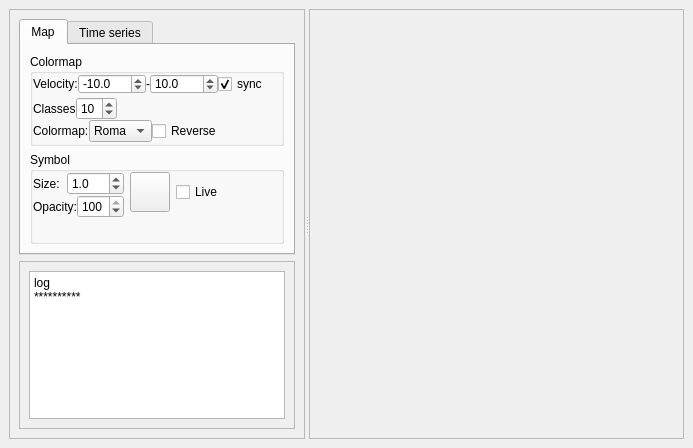
Qt form insar_explorer_dockwidget_base.ui (luhipi/insar-explorer) before a commit.
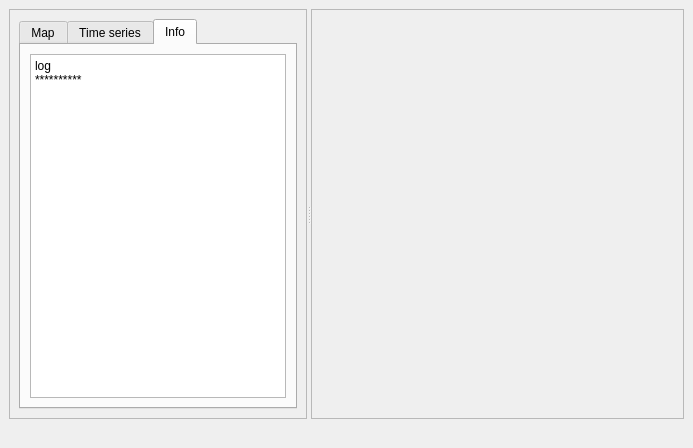
The same form after that commit. Icons and pictures are not drawn.

Commit message: add message bar to the widget. Move info text box to info tab.

```diff
--- a/insar_explorer_dockwidget_base.ui
+++ b/insar_explorer_dockwidget_base.ui
@@ -66,7 +66,7 @@
              <x>0</x>
              <y>0</y>
              <width>369</width>
-             <height>400</height>
+             <height>374</height>
             </rect>
            </property>
            <layout class="QVBoxLayout" name="verticalLayout">
@@ -79,7 +79,7 @@
                </sizepolicy>
               </property>
               <property name="currentIndex">
-               <number>0</number>
+               <number>2</number>
               </property>
               <widget class="QWidget" name="tab_2">
                <attribute name="title">
@@ -942,6 +942,30 @@
                 </item>
                </layout>
               </widget>
+              <widget class="QWidget" name="tab">
+               <attribute name="title">
+                <string>Info</string>
+               </attribute>
+               <layout class="QVBoxLayout" name="verticalLayout_3">
+                <item>
+                 <widget class="QPlainTextEdit" name="te_info">
+                  <property name="enabled">
+                   <bool>true</bool>
+                  </property>
+                  <property name="readOnly">
+                   <bool>true</bool>
+                  </property>
+                  <property name="plainText">
+                   <string>log
+**********</string>
+                  </property>
+                  <property name="overwriteMode">
+                   <bool>false</bool>
+                  </property>
+                 </widget>
+                </item>
+               </layout>
+              </widget>
              </widget>
             </item>
             <item>
@@ -960,48 +984,6 @@
               </property>
              </spacer>
             </item>
-            <item>
-             <widget class="QScrollArea" name="scrollArea_2">
-              <property name="sizePolicy">
-               <sizepolicy hsizetype="Preferred" vsizetype="Preferred">
-                <horstretch>0</horstretch>
-                <verstretch>0</verstretch>
-               </sizepolicy>
-              </property>
-              <property name="widgetResizable">
-               <bool>true</bool>
-              </property>
-              <widget class="QWidget" name="scrollAreaWidgetContents_3">
-               <property name="geometry">
-                <rect>
-                 <x>0</x>
-                 <y>0</y>
-                 <width>343</width>
-                 <height>96</height>
-                </rect>
-               </property>
-               <layout class="QVBoxLayout" name="verticalLayout_6">
-                <item>
-                 <widget class="QPlainTextEdit" name="te_info">
-                  <property name="enabled">
-                   <bool>true</bool>
-                  </property>
-                  <property name="readOnly">
-                   <bool>true</bool>
-                  </property>
-                  <property name="plainText">
-                   <string>log
-**********</string>
-                  </property>
-                  <property name="overwriteMode">
-                   <bool>false</bool>
-                  </property>
-                 </widget>
-                </item>
-               </layout>
-              </widget>
-             </widget>
-            </item>
            </layout>
           </widget>
          </widget>
@@ -1039,6 +1021,13 @@
       </widget>
      </widget>
     </item>
+    <item row="1" column="0">
+     <widget class="QLabel" name="lb_msg_bar">
+      <property name="text">
+       <string/>
+      </property>
+     </widget>
+    </item>
    </layout>
   </widget>
  </widget>
```
The commit also changes 1 other file.
